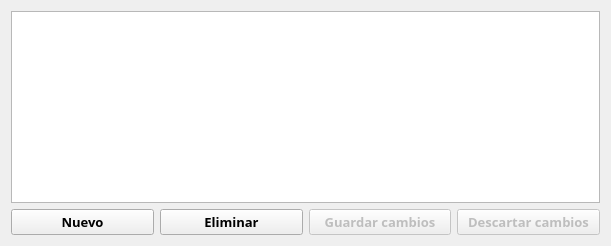
Old version of the form datos.ui in the repository enchiladaSuiza/AsistenciaFototeca.
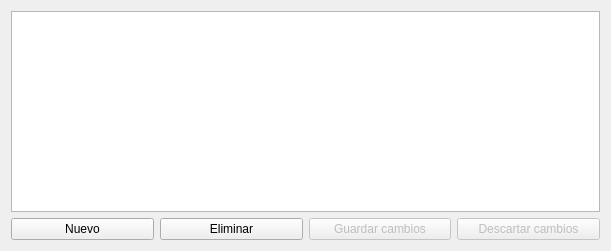
New version of the form.

```diff
--- a/datos.ui
+++ b/datos.ui
@@ -7,28 +7,15 @@
     <x>0</x>
     <y>0</y>
     <width>611</width>
-    <height>238</height>
+    <height>251</height>
    </rect>
   </property>
   <property name="windowTitle">
    <string>Form</string>
   </property>
-  <property name="styleSheet">
-   <string notr="true">QHeaderView {
-	font: 10pt &quot;Montserrat&quot;;
-	font-weight: bold;
-}</string>
-  </property>
   <layout class="QGridLayout" name="gridLayout">
    <item row="2" column="0">
     <widget class="QPushButton" name="agregarButton">
-     <property name="font">
-      <font>
-       <family>Montserrat</family>
-       <pointsize>10</pointsize>
-       <bold>true</bold>
-      </font>
-     </property>
      <property name="text">
       <string>Nuevo</string>
      </property>
@@ -39,13 +26,6 @@
      <property name="enabled">
       <bool>false</bool>
      </property>
-     <property name="font">
-      <font>
-       <family>Montserrat</family>
-       <pointsize>10</pointsize>
-       <bold>true</bold>
-      </font>
-     </property>
      <property name="text">
       <string>Guardar cambios</string>
      </property>
@@ -62,13 +42,6 @@
        <verstretch>0</verstretch>
       </sizepolicy>
      </property>
-     <property name="font">
-      <font>
-       <family>Montserrat</family>
-       <pointsize>10</pointsize>
-       <bold>true</bold>
-      </font>
-     </property>
      <property name="text">
       <string>Descartar cambios</string>
      </property>
@@ -76,13 +49,6 @@
    </item>
    <item row="2" column="1">
     <widget class="QPushButton" name="eliminarButton">
-     <property name="font">
-      <font>
-       <family>Montserrat</family>
-       <pointsize>10</pointsize>
-       <bold>true</bold>
-      </font>
-     </property>
      <property name="text">
       <string>Eliminar</string>
      </property>
@@ -96,14 +62,6 @@
        <verstretch>0</verstretch>
       </sizepolicy>
      </property>
-     <property name="font">
-      <font>
-       <family>Montserrat</family>
-       <pointsize>10</pointsize>
-       <bold>true</bold>
-       <stylestrategy>PreferAntialias</stylestrategy>
-      </font>
-     </property>
      <property name="selectionMode">
       <enum>QAbstractItemView::SingleSelection</enum>
      </property>
```
